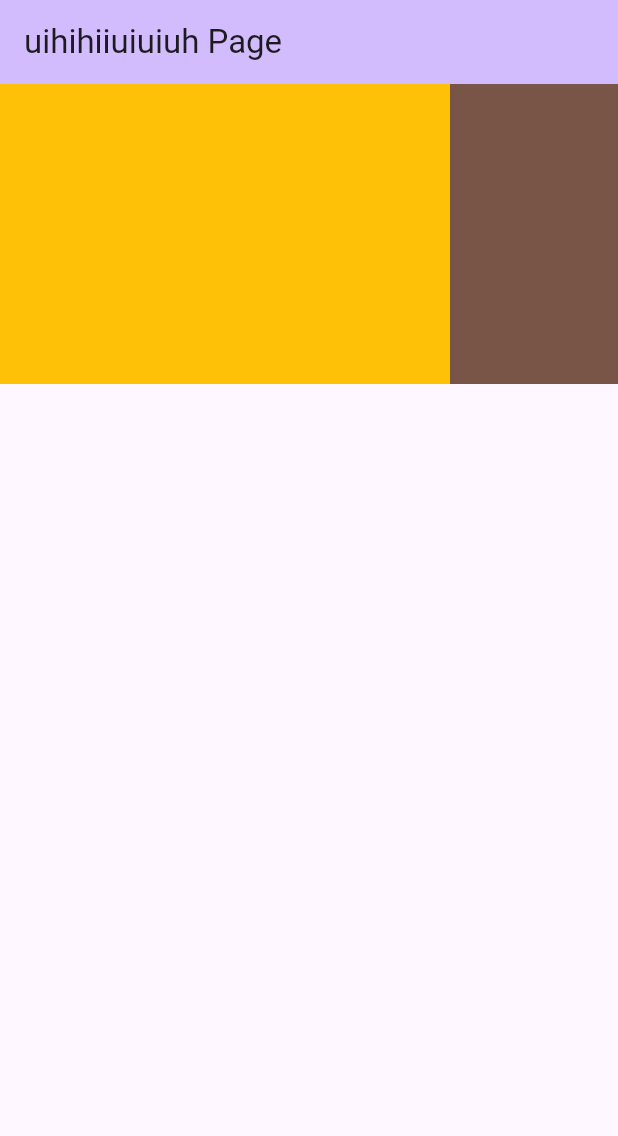
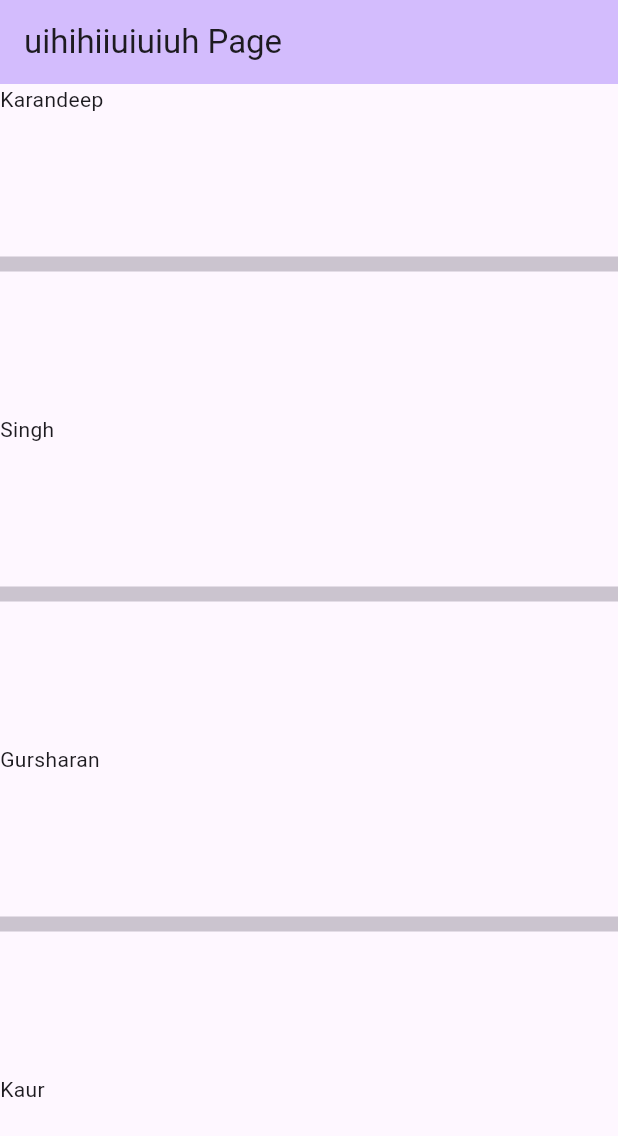
Before and after one commit to karandeep-3154/FlutterApp, a Flutter app: the screen it shows after launch, on a phone screen of 412 x 824 dp. Shown: the top 1136 px of the screen. Run offline on Flutter 3.47's test engine with Material 3 defaults, Android fonts, the light colour scheme and no system bars.

Commit message:
ListView  Completed

```diff
--- a/lib/main.dart
+++ b/lib/main.dart
@@ -51,6 +51,7 @@ class _MyHomePageState extends State<MyHomePage> {
     // The Flutter framework has been optimized to make rerunning build methods
     // fast, so that you can just rebuild anything that needs updating rather
     // than having to individually change instances of widgets.
+    var arr = ['Karandeep', 'Singh', 'Gursharan', 'Kaur', 'Tajinder', "Singh"];
     return Scaffold(
         appBar: AppBar(
           // TRY THIS: Try changing the color here to a specific color (to
@@ -61,38 +62,48 @@ class _MyHomePageState extends State<MyHomePage> {
           // the App.build method, and use it to set our appbar title.
           title: Text(widget.title),
         ),
-        body: SingleChildScrollView(
-          scrollDirection: Axis.horizontal,
-          child: Row(
-            children: [
-              Container(
-                height: 200,
-                width: 300,
-                color: Colors.amber,
-              ),
-              Container(
-                height: 200,
-                width: 300,
-                color: Colors.brown,
-              ),
-              Container(
-                height: 200,
-                width: 300,
-                color: Colors.green,
-              ),
-              Container(
-                height: 200,
-                width: 300,
-                color: Colors.deepOrange,
-              ),
-              Container(
-                height: 200,
-                width: 300,
-                color: Colors.purple,
-              ),
-            ],
-          ),
-        )
+        body:
+        ListView.separated(itemBuilder: (context, index){
+          return Text(arr[index]);
+        }, separatorBuilder: (context, index){
+          return Divider(height: 200,thickness: 10,);
+        }, itemCount: arr.length)
+          // ListView.builder(itemBuilder: (context, index){
+          //   return Text(arr[index], style: TextStyle(fontWeight: FontWeight.bold),);
+          // },
+          // itemCount: arr.length,)
+        // SingleChildScrollView(
+        //   scrollDirection: Axis.horizontal,
+        //   child: Row(
+        //     children: [
+        //       Container(
+        //         height: 200,
+        //         width: 300,
+        //         color: Colors.amber,
+        //       ),
+        //       Container(
+        //         height: 200,
+        //         width: 300,
+        //         color: Colors.brown,
+        //       ),
+        //       Container(
+        //         height: 200,
+        //         width: 300,
+        //         color: Colors.green,
+        //       ),
+        //       Container(
+        //         height: 200,
+        //         width: 300,
+        //         color: Colors.deepOrange,
+        //       ),
+        //       Container(
+        //         height: 200,
+        //         width: 300,
+        //         color: Colors.purple,
+        //       ),
+        //     ],
+        //   ),
+        // )
         // InkWell(
         //     onTap: (){
         //       print("Clicked on Img");
```
